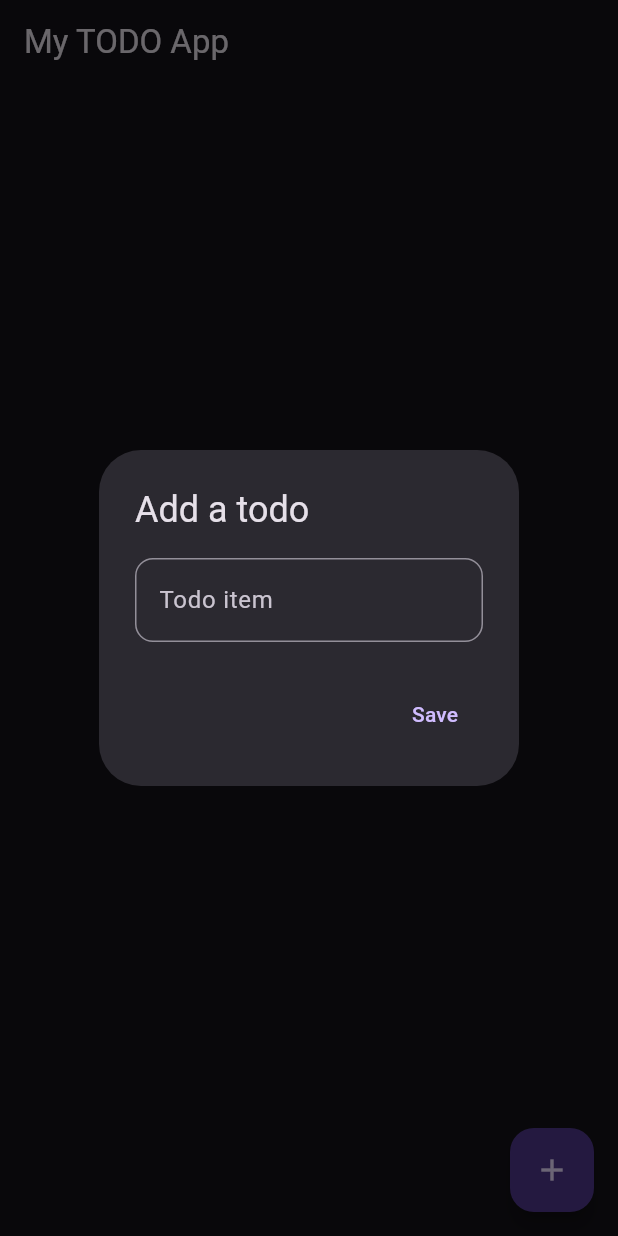
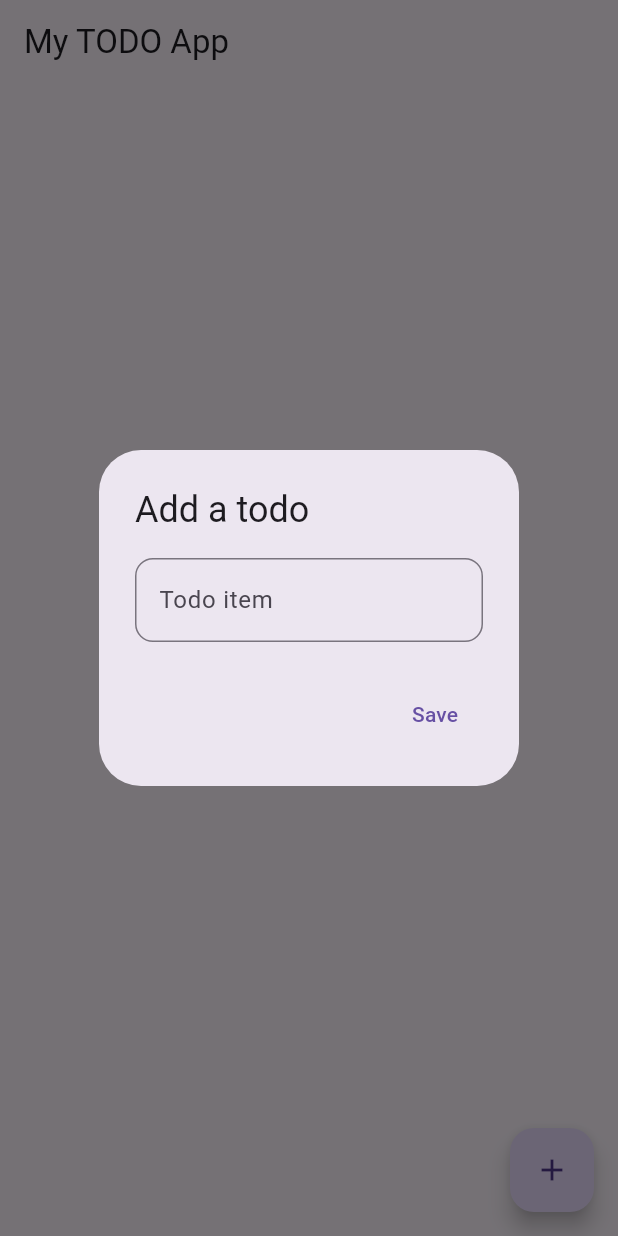
Before and after one commit to LapanApps/todo_ap, a Flutter app: the screen it shows after launch, after a tap on the "add" icon, on a phone screen of 412 x 824 dp. Run offline on Flutter 3.47's test engine with Material 2 defaults, Android fonts, the phone set to English and light mode, and no system bars; our stand-ins replace cloud_firestore, firebase_core; accounts and stored records are empty.

```diff
--- a/lib/home.dart
+++ b/lib/home.dart
@@ -1,3 +1,4 @@
+import 'package:cloud_firestore/cloud_firestore.dart';
 import 'package:flutter/material.dart';
 
 class Home extends StatefulWidget {
@@ -8,7 +9,16 @@ class Home extends StatefulWidget {
 }
 
 class _HomeState extends State<Home> {
-  List<String> itemsTodo = [];
+  final db = FirebaseFirestore.instance;
+  late CollectionReference collectionReference;
+
+  @override
+  void initState() {
+    super.initState();
+
+    // point to our collection name in Firebase Console
+    collectionReference = db.collection("my todos");
+  }
 
   @override
   Widget build(BuildContext context) {
@@ -16,9 +26,36 @@ class _HomeState extends State<Home> {
       appBar: AppBar(
         title: const Text("My TODO App"),
       ),
-      body: ListView.builder(
-        itemCount: itemsTodo.length,
+      body: StreamBuilder(
+          // get all the documents (all the todo items)
+          stream: collectionReference.snapshots(),
+          builder: (context, AsyncSnapshot<QuerySnapshot<Object?>> snapshot) {
+            if (!snapshot.hasData) {
+              // if data on laoded yet, display a loading indicator
+              return const LinearProgressIndicator();
+            }
+
+            var documents = snapshot.data as QuerySnapshot;
+
+            // Actually get all the todo items
+            var todoItems = documents.docs;
+
+            // sort the items so that the latest todo item is at the bottom
+            todoItems.sort((a, b) {
+              var aDateTime = a["dateTime"] as Timestamp;
+              var bDateTime = b["dateTime"] as Timestamp;
+              return aDateTime.compareTo(bDateTime);
+            });
+
+            return ListView.builder(
+              itemCount: todoItems.length,
               itemBuilder: (context, index) {
+                // Extract the title and dateTime from the todo item
+                // by its index.
+                // The todoItems is just a Map (or key value pair)
+                // so to access it just give it a key
+                var todoTitle = todoItems[index]["title"];
+                var todoDateTime = todoItems[index]["dateTime"] as Timestamp;
                 return Card(
                   margin: const EdgeInsets.all(4),
                   // some choices
@@ -30,30 +67,34 @@ class _HomeState extends State<Home> {
                     borderRadius: BorderRadius.circular(12),
                   ),
                   child: ListTile(
-              // tileColor: Colors.red.shade100,
-              title: Text(itemsTodo[index]),
+                    title: Text(todoTitle),
+                    subtitle: Text(todoDateTime.toDate().toString()),
                     trailing: IconButton(
                       onPressed: () {
+                        // delete the todo item from firestore
                         setState(() {
-                    itemsTodo.remove(itemsTodo[index]);
+                          collectionReference.doc(todoItems[index].id).delete();
                         });
                       },
+                      tooltip: "Delete todo item",
                       icon: const Icon(Icons.delete),
                     ),
                   ),
                 );
               },
-      ),
+            );
+          }),
       floatingActionButton: FloatingActionButton(
+        tooltip: "Add a todo",
         onPressed: () {
           showDialog(
               context: context,
               builder: (context) {
-                TextEditingController _controller = TextEditingController();
+                TextEditingController controller = TextEditingController();
                 return AlertDialog(
                   title: const Text("Add a todo"),
                   content: TextField(
-                    controller: _controller,
+                    controller: controller,
                     decoration: InputDecoration(
                       border: OutlineInputBorder(
                         borderRadius: BorderRadius.circular(12),
@@ -64,12 +105,20 @@ class _HomeState extends State<Home> {
                   ),
                   actions: [
                     TextButton(
-                      onPressed: () {
-                        // Add item to the todo items
-                        // and notify UI
-                        setState(() {
-                          itemsTodo.add(_controller.text);
+                      onPressed: () async {
+                        // ignore if empty
+                        if (controller.text.isEmpty) {
+                          return;
+                        }
+
+                        // add to firestore document
+                        collectionReference.doc().set({
+                          "title": controller.text,
+                          "dateTime": DateTime.now()
                         });
+
+                        // notify UI to refresh
+                        setState(() {});
 
                         // close the dialog
                         Navigator.pop(context);
--- a/lib/main.dart
+++ b/lib/main.dart
@@ -1,7 +1,14 @@
+import 'package:firebase_core/firebase_core.dart';
 import 'package:flutter/material.dart';
 import 'package:todo_app/home.dart';
 
-void main() {
+import 'firebase_options.dart';
+
+void main() async {
+  WidgetsFlutterBinding.ensureInitialized();
+  await Firebase.initializeApp(
+    options: DefaultFirebaseOptions.currentPlatform,
+  );
   runApp(const MainApp());
 }
 
@@ -11,9 +18,9 @@ class MainApp extends StatelessWidget {
   @override
   Widget build(BuildContext context) {
     return MaterialApp(
-      theme: ThemeData(useMaterial3: true),
+      theme: ThemeData(useMaterial3: true, primarySwatch: Colors.pink),
       darkTheme: ThemeData.dark(useMaterial3: true),
-      themeMode: ThemeMode.dark,
+      themeMode: ThemeMode.system,
       home: const Home(),
     );
   }
```
Also changed, not shown: pubspec.yaml (+5 -2 lines), lib/firebase_options.dart (added), pubspec.lock, 6 other files. Lines whose indentation alone changed are shown as unchanged.
